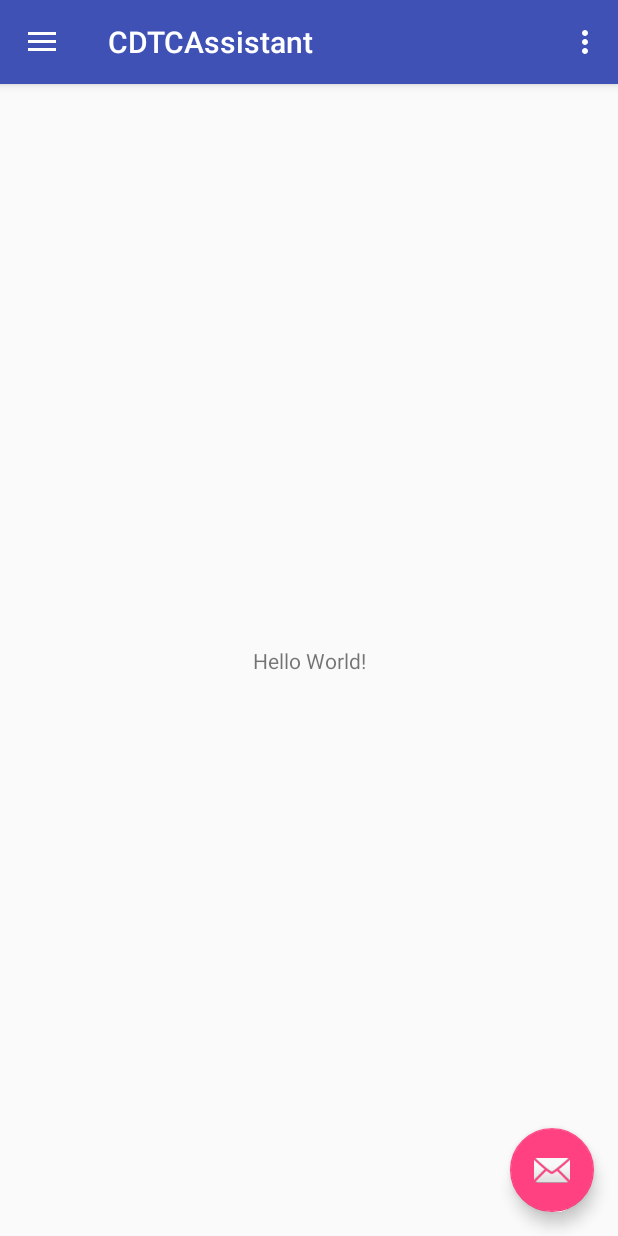
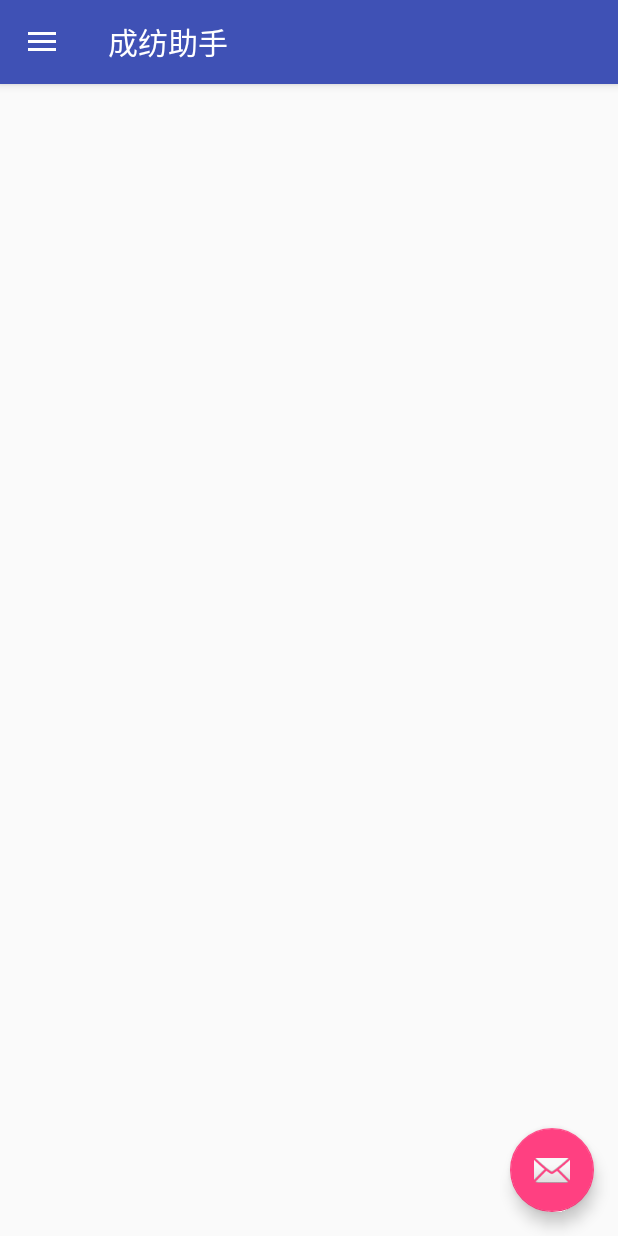
Before and after one commit to CCcn/CDTCAssistant, an Android app: the screen it shows after launch (MainActivity), on a phone screen of 412 x 824 dp. Run offline under Robolectric (Android 15) with nearby library versions, the phone set to English and light mode, and no system bars; pictures from the network do not load.

Commit message:
1.修改MainActivity界面 2.完成几个常用工具类编写 3.引入常用jar包

```diff
--- a/app/build.gradle
+++ b/app/build.gradle
@@ -27,4 +27,6 @@ dependencies {
     implementation 'com.squareup.okhttp3:okhttp:3.10.0'
     implementation 'com.github.bumptech.glide:glide:4.7.1'
     annotationProcessor 'com.github.bumptech.glide:compiler:4.7.1'
+    implementation 'com.hjm:BottomTabBar:1.1.3'
+    implementation 'cn.bingoogolapple:bga-banner:2.1.9@aar'
 }
--- a/app/src/main/AndroidManifest.xml
+++ b/app/src/main/AndroidManifest.xml
@@ -2,6 +2,7 @@
 <manifest xmlns:android="http://schemas.android.com/apk/res/android"
     package="com.cdtc.student.cdtcassistant">
 
+    <uses-permission android:name="android.permission.INTERNET" />
     <uses-permission android:name="android.permission.ACCESS_NETWORK_STATE" />
     <uses-permission android:name="android.permission.ACCESS_WIFI_STATE" />
 
--- a/app/src/main/java/com/cdtc/student/cdtcassistant/activity/MainActivity.java
+++ b/app/src/main/java/com/cdtc/student/cdtcassistant/activity/MainActivity.java
@@ -1,5 +1,6 @@
 package com.cdtc.student.cdtcassistant.activity;
 
+import android.app.Activity;
 import android.os.Bundle;
 import android.support.design.widget.FloatingActionButton;
 import android.support.design.widget.Snackbar;
@@ -10,23 +11,63 @@ import android.support.v4.widget.DrawerLayout;
 import android.support.v7.app.ActionBarDrawerToggle;
 import android.support.v7.app.AppCompatActivity;
 import android.support.v7.widget.Toolbar;
-import android.view.Menu;
 import android.view.MenuItem;
+import android.widget.ImageView;
 
+import com.bumptech.glide.Glide;
 import com.cdtc.student.cdtcassistant.R;
+import com.cdtc.student.cdtcassistant.util.T;
 
 
 public class MainActivity extends AppCompatActivity
         implements NavigationView.OnNavigationItemSelectedListener {
 
+
+    /**
+     * 左侧的头像和文字
+     */
+    private NavigationView navigationView;
+
+    /**
+     * floatingBtn
+     */
+    FloatingActionButton fab;
+    /**
+     * navigation 中的图片
+     */
+    private ImageView headImage;
+
+
+    private Activity activity;
+
+    /**
+     * 按下返回键时间
+     */
+    private long pressBack;
+
     @Override
     protected void onCreate(Bundle savedInstanceState) {
         super.onCreate(savedInstanceState);
         setContentView(R.layout.activity_main);
-        Toolbar toolbar = (Toolbar) findViewById(R.id.toolbar);
+        Toolbar toolbar = findViewById(R.id.toolbar);
         setSupportActionBar(toolbar);
 
-        FloatingActionButton fab = (FloatingActionButton) findViewById(R.id.fab);
+        DrawerLayout drawer =  findViewById(R.id.drawer_layout);
+
+        ActionBarDrawerToggle toggle = new ActionBarDrawerToggle(
+                this, drawer, toolbar, R.string.navigation_drawer_open, R.string.navigation_drawer_close);
+        drawer.addDrawerListener(toggle);
+        toggle.syncState();
+
+        initVariable();
+        initView();
+        initListener();
+    }
+
+    private void initListener() {
+
+        navigationView.setNavigationItemSelectedListener(this);
+
         fab.setOnClickListener(new View.OnClickListener() {
             @Override
             public void onClick(View view) {
@@ -34,51 +75,64 @@ public class MainActivity extends AppCompatActivity
                         .setAction("Action", null).show();
             }
         });
+    }
 
-        DrawerLayout drawer = (DrawerLayout) findViewById(R.id.drawer_layout);
-        ActionBarDrawerToggle toggle = new ActionBarDrawerToggle(
-                this, drawer, toolbar, R.string.navigation_drawer_open, R.string.navigation_drawer_close);
-        drawer.addDrawerListener(toggle);
-        toggle.syncState();
+    private void initVariable() {
+        activity = this;
+    }
 
-        NavigationView navigationView = (NavigationView) findViewById(R.id.nav_view);
-        navigationView.setNavigationItemSelectedListener(this);
+    private void initView() {
+        navigationView  = findViewById(R.id.nav_view);
 
+        fab =  findViewById(R.id.fab);
 
+        //设置Navigation里面的组件要这样获取
+        View headerView= navigationView.getHeaderView(0);
+        headImage = headerView.findViewById(R.id.head_image);
 
+        //测试
+        Glide.with(activity)
+                .load("https://ss0.bdstatic.com/70cFvHSh_Q1YnxGkpoWK1HF6hhy/it/u=2728030217,1983836315&fm=27&gp=0.jpg")
+                .into(headImage);
     }
 
     @Override
     public void onBackPressed() {
-        DrawerLayout drawer = (DrawerLayout) findViewById(R.id.drawer_layout);
+        DrawerLayout drawer =  findViewById(R.id.drawer_layout);
         if (drawer.isDrawerOpen(GravityCompat.START)) {
             drawer.closeDrawer(GravityCompat.START);
         } else {
-            super.onBackPressed();
+            //防止无误触
+            if ((System.currentTimeMillis() - pressBack) > 2000) {
+                T.showShort(activity,"再按一次退出程序");
+                pressBack = System.currentTimeMillis();
+            } else {
+               finish();
+            }
         }
     }
 
-    @Override
-    public boolean onCreateOptionsMenu(Menu menu) {
-        // Inflate the menu; this adds items to the action bar if it is present.
-        getMenuInflater().inflate(R.menu.main, menu);
-        return true;
-    }
-
-    @Override
-    public boolean onOptionsItemSelected(MenuItem item) {
-        // Handle action bar item clicks here. The action bar will
-        // automatically handle clicks on the Home/Up button, so long
-        // as you specify a parent activity in AndroidManifest.xml.
-        int id = item.getItemId();
-
-        //noinspection SimplifiableIfStatement
-        if (id == R.id.action_settings) {
-            return true;
-        }
-
-        return super.onOptionsItemSelected(item);
-    }
+//    @Override
+//    public boolean onCreateOptionsMenu(Menu menu) {
+//        // Inflate the menu; this adds items to the action bar if it is present.
+//        getMenuInflater().inflate(R.menu.main, menu);
+//        return true;
+//    }
+//
+//    @Override
+//    public boolean onOptionsItemSelected(MenuItem item) {
+//        // Handle action bar item clicks here. The action bar will
+//        // automatically handle clicks on the Home/Up button, so long
+//        // as you specify a parent activity in AndroidManifest.xml.
+//        int id = item.getItemId();
+//
+//        //noinspection SimplifiableIfStatement
+//        if (id == R.id.action_settings) {
+//            return true;
+//        }
+//
+//        return super.onOptionsItemSelected(item);
+//    }
 
     @SuppressWarnings("StatementWithEmptyBody")
     @Override
@@ -86,21 +140,22 @@ public class MainActivity extends AppCompatActivity
         // Handle navigation view item clicks here.
         int id = item.getItemId();
 
-        if (id == R.id.nav_camera) {
-            // Handle the camera action
-        } else if (id == R.id.nav_gallery) {
+//        if (id == R.id.nav_camera) {
+//            // Handle the camera action
+//        } else if (id == R.id.nav_gallery) {
+//
+//        } else if (id == R.id.nav_slideshow) {
 
-        } else if (id == R.id.nav_slideshow) {
-
-        } else if (id == R.id.nav_manage) {
+//        } else
+        if (id == R.id.nav_tools) {
 
         } else if (id == R.id.nav_share) {
 
-        } else if (id == R.id.nav_send) {
+        } else if (id == R.id.nav_about) {
 
         }
 
-        DrawerLayout drawer = (DrawerLayout) findViewById(R.id.drawer_layout);
+        DrawerLayout drawer = findViewById(R.id.drawer_layout);
         drawer.closeDrawer(GravityCompat.START);
         return true;
     }
--- a/app/src/main/res/layout/content_main.xml
+++ b/app/src/main/res/layout/content_main.xml
@@ -8,10 +8,10 @@
     tools:context=".activity.MainActivity"
     tools:showIn="@layout/app_bar_main">
 
-    <TextView
+    <ImageView
         android:layout_width="wrap_content"
         android:layout_height="wrap_content"
-        android:text="Hello World!"
+        android:id="@+id/image"
         app:layout_constraintBottom_toBottomOf="parent"
         app:layout_constraintLeft_toLeftOf="parent"
         app:layout_constraintRight_toRightOf="parent"
--- a/app/src/main/res/layout/nav_header_main.xml
+++ b/app/src/main/res/layout/nav_header_main.xml
@@ -13,9 +13,9 @@
     android:theme="@style/ThemeOverlay.AppCompat.Dark">
 
     <ImageView
-        android:id="@+id/imageView"
-        android:layout_width="wrap_content"
-        android:layout_height="wrap_content"
+        android:id="@+id/head_image"
+        android:layout_width="60dp"
+        android:layout_height="60dp"
         android:contentDescription="@string/nav_header_desc"
         android:paddingTop="@dimen/nav_header_vertical_spacing"
         app:srcCompat="@mipmap/ic_launcher_round" />
--- a/app/src/main/res/menu/activity_main_drawer.xml
+++ b/app/src/main/res/menu/activity_main_drawer.xml
@@ -4,34 +4,34 @@
     tools:showIn="navigation_view">
 
     <group android:checkableBehavior="single">
+        <!--<item-->
+            <!--android:id="@+id/nav_camera"-->
+            <!--android:icon="@drawable/ic_menu_camera"-->
+            <!--android:title="Import" />-->
+        <!--<item-->
+            <!--android:id="@+id/nav_gallery"-->
+            <!--android:icon="@drawable/ic_menu_gallery"-->
+            <!--android:title="Gallery" />-->
+        <!--<item-->
+            <!--android:id="@+id/nav_slideshow"-->
+            <!--android:icon="@drawable/ic_menu_slideshow"-->
+            <!--android:title="Slideshow" />-->
         <item
-            android:id="@+id/nav_camera"
-            android:icon="@drawable/ic_menu_camera"
-            android:title="Import" />
-        <item
-            android:id="@+id/nav_gallery"
-            android:icon="@drawable/ic_menu_gallery"
-            android:title="Gallery" />
-        <item
-            android:id="@+id/nav_slideshow"
-            android:icon="@drawable/ic_menu_slideshow"
-            android:title="Slideshow" />
-        <item
-            android:id="@+id/nav_manage"
+            android:id="@+id/nav_tools"
             android:icon="@drawable/ic_menu_manage"
-            android:title="Tools" />
+            android:title="@string/tools" />
     </group>
 
-    <item android:title="Communicate">
+    <item android:title="Other">
         <menu>
             <item
                 android:id="@+id/nav_share"
                 android:icon="@drawable/ic_menu_share"
-                android:title="Share" />
+                android:title="@string/share" />
             <item
-                android:id="@+id/nav_send"
+                android:id="@+id/nav_about"
                 android:icon="@drawable/ic_menu_send"
-                android:title="Send" />
+                android:title="@string/about" />
         </menu>
     </item>
 
--- a/app/src/main/res/values/strings.xml
+++ b/app/src/main/res/values/strings.xml
@@ -1,9 +1,13 @@
 <resources>
-    <string name="app_name">CDTCAssistant</string>
+    <string name="app_name">成纺助手</string>
     <string name="navigation_drawer_open">Open navigation drawer</string>
     <string name="navigation_drawer_close">Close navigation drawer</string>
-    <string name="nav_header_title">Android Studio</string>
-    <string name="nav_header_subtitle">android.studio@android.com</string>
+    <string name="nav_header_title">成都纺织高等专科学校</string>
+    <string name="nav_header_subtitle">我的大学</string>
     <string name="nav_header_desc">Navigation header</string>
     <string name="action_settings">Settings</string>
+
+    <string name="share">分享</string>
+    <string name="about">关于</string>
+    <string name="tools">设置</string>
 </resources>
```
Also changed, not shown: app/src/main/java/com/cdtc/student/cdtcassistant/util/T.java (added, +66 -0 lines), 1 other file.
